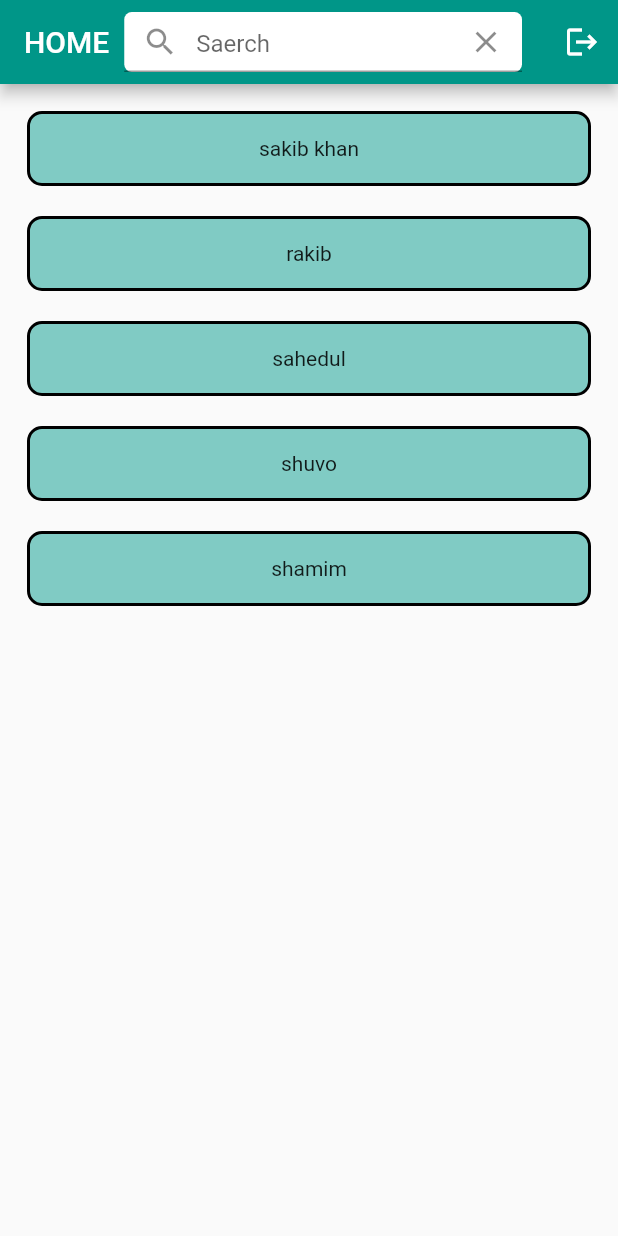
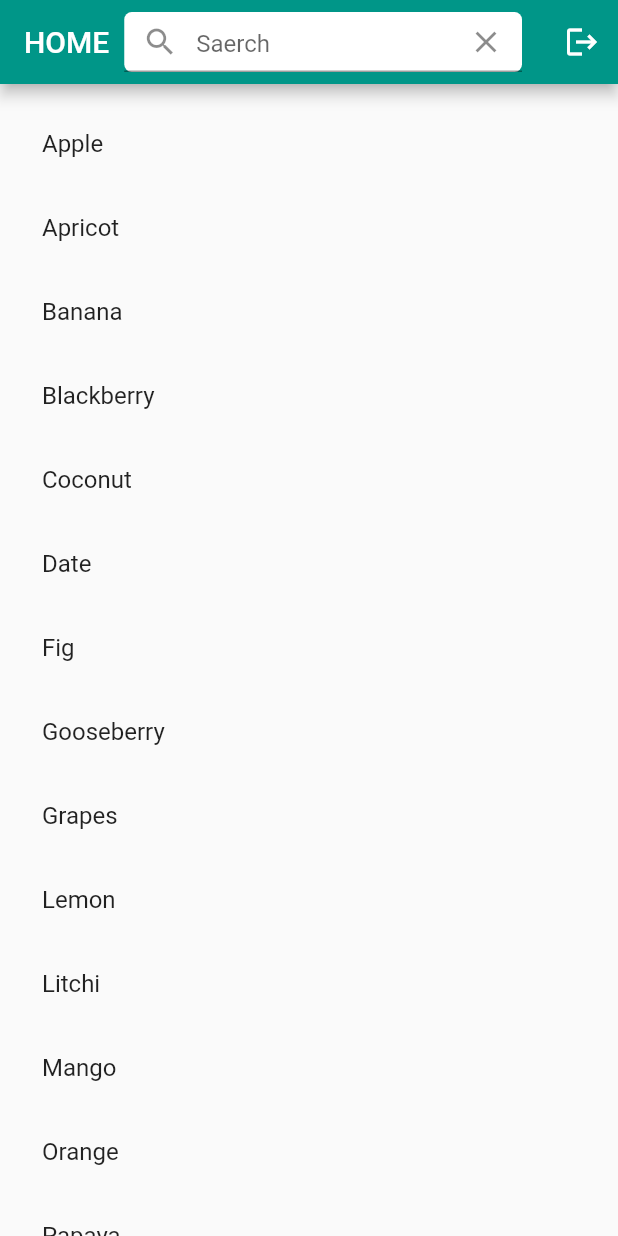
Before and after one commit to sakib151659/task6, a Flutter app: the screen it shows after launch, on a phone screen of 412 x 824 dp. Run offline on Flutter 3.47's test engine with Material 2 defaults, Android fonts, the phone set to English and light mode, and no system bars.

Commit message:
task completed

```diff
--- a/lib/home/home.dart
+++ b/lib/home/home.dart
@@ -9,15 +9,42 @@ class HomePage extends StatefulWidget {
 }
 
 class _HomePageState extends State<HomePage> {
+  TextEditingController _textController = TextEditingController();
+
+  static List<String> mainDataList = [
+    "Apple",
+    "Apricot",
+    "Banana",
+    "Blackberry",
+    "Coconut",
+    "Date",
+    "Fig",
+    "Gooseberry",
+    "Grapes",
+    "Lemon",
+    "Litchi",
+    "Mango",
+    "Orange",
+    "Papaya",
+    "Peach",
+    "Pineapple",
+    "Pomegranate",
+    "Starfruit"
+  ];
+
+  // Copy Main List into New List.
+  List<String> newDataList = List.from(mainDataList);
+
+  onItemChanged(String value) {
+    setState(() {
+      newDataList = mainDataList
+          .where((string) => string.toLowerCase().contains(value.toLowerCase()))
+          .toList();
+    });
+  }
+
   @override
   Widget build(BuildContext context) {
-    List <String> names = [
-      'sakib khan',
-      'rakib',
-      'sahedul',
-      'shuvo',
-      'shamim'
-    ];
     return Scaffold(
       appBar: AppBar(
         backgroundColor: Colors.teal,
@@ -42,6 +69,9 @@ class _HomePageState extends State<HomePage> {
                     hintText: 'Saerch',
 
                   ),
+
+                  onChanged: onItemChanged,
+
                 ),
               ),
             )
@@ -49,29 +79,26 @@ class _HomePageState extends State<HomePage> {
         ),
         actions: [
           IconButton(onPressed: (){
-
           },
               icon: const Icon(Icons.logout))
         ],
 
 
       ),
-      body: ListView.builder(
-          padding: const EdgeInsets.all(8),
-          itemCount: names.length,
-          itemBuilder: (BuildContext context, int index) {
-            return Container(
-              decoration: BoxDecoration(
-                border: Border.all(color: Colors.black, width: 2),
-                borderRadius: BorderRadius.circular(10),
-                color: Colors.teal.shade200,
-              ),
-              margin: const EdgeInsets.all(10),
-              height: 50,
-              child: Center(child: Text(names[index])),
-            );
-          }
-      )
+      body: Column(
+        children: <Widget>[
+          Expanded(
+            child: ListView(
+              padding: EdgeInsets.all(12.0),
+              children: newDataList.map((data) {
+                return ListTile(
+                  title: Text(data),
+                  onTap: ()=> print(data),);
+              }).toList(),
+            ),
+          )
+        ],
+      ),
     );
   }
 }
```
